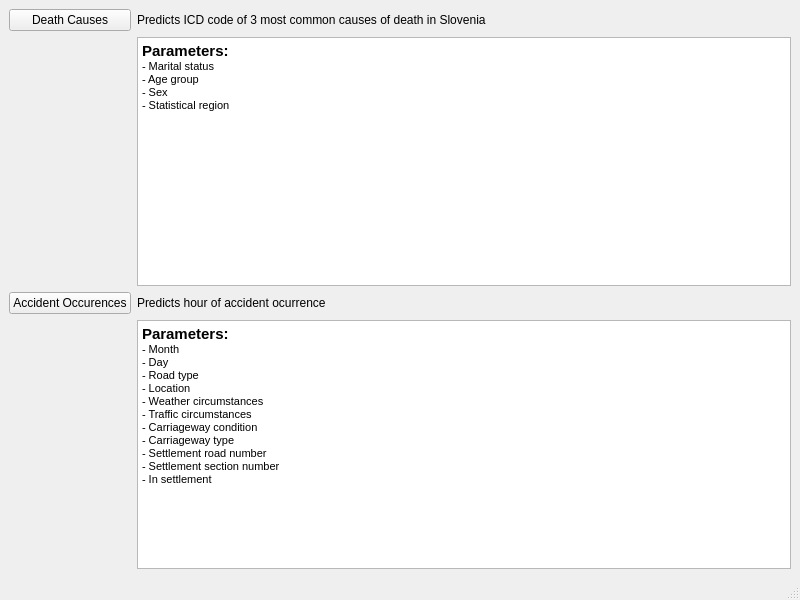
jgombac/ISVUPredictor, file entry.ui: the form before one commit.
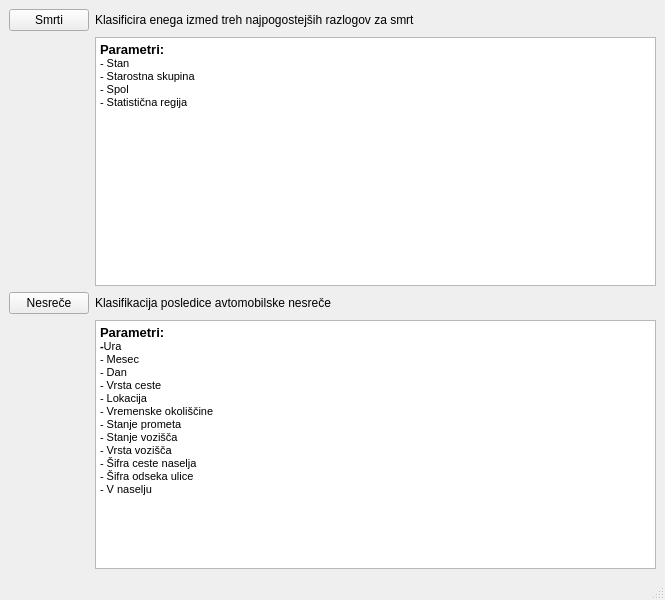
The form after the commit.

The edit to the form file:
```diff
--- a/entry.ui
+++ b/entry.ui
@@ -6,7 +6,7 @@
    <rect>
     <x>0</x>
     <y>0</y>
-    <width>800</width>
+    <width>665</width>
     <height>600</height>
    </rect>
   </property>
@@ -17,66 +17,85 @@
    <layout class="QGridLayout" name="gridLayout">
     <item row="4" column="1">
      <widget class="QTextBrowser" name="textBrowser_2">
+      <property name="sizePolicy">
+       <sizepolicy hsizetype="Minimum" vsizetype="Minimum">
+        <horstretch>0</horstretch>
+        <verstretch>0</verstretch>
+       </sizepolicy>
+      </property>
       <property name="html">
        <string>&lt;!DOCTYPE HTML PUBLIC &quot;-//W3C//DTD HTML 4.0//EN&quot; &quot;http://www.w3.org/TR/REC-html40/strict.dtd&quot;&gt;
 &lt;html&gt;&lt;head&gt;&lt;meta name=&quot;qrichtext&quot; content=&quot;1&quot; /&gt;&lt;style type=&quot;text/css&quot;&gt;
 p, li { white-space: pre-wrap; }
 &lt;/style&gt;&lt;/head&gt;&lt;body style=&quot; font-family:'MS Shell Dlg 2'; font-size:8.25pt; font-weight:400; font-style:normal;&quot;&gt;
-&lt;p style=&quot; margin-top:0px; margin-bottom:0px; margin-left:0px; margin-right:0px; -qt-block-indent:0; text-indent:0px;&quot;&gt;&lt;span style=&quot; font-size:11pt; font-weight:600;&quot;&gt;Parameters:&lt;/span&gt;&lt;/p&gt;
-&lt;p style=&quot; margin-top:0px; margin-bottom:0px; margin-left:0px; margin-right:0px; -qt-block-indent:0; text-indent:0px;&quot;&gt;- Month&lt;/p&gt;
-&lt;p style=&quot; margin-top:0px; margin-bottom:0px; margin-left:0px; margin-right:0px; -qt-block-indent:0; text-indent:0px;&quot;&gt;- Day&lt;/p&gt;
-&lt;p style=&quot; margin-top:0px; margin-bottom:0px; margin-left:0px; margin-right:0px; -qt-block-indent:0; text-indent:0px;&quot;&gt;- Road type&lt;/p&gt;
-&lt;p style=&quot; margin-top:0px; margin-bottom:0px; margin-left:0px; margin-right:0px; -qt-block-indent:0; text-indent:0px;&quot;&gt;- Location&lt;/p&gt;
-&lt;p style=&quot; margin-top:0px; margin-bottom:0px; margin-left:0px; margin-right:0px; -qt-block-indent:0; text-indent:0px;&quot;&gt;- Weather circumstances&lt;/p&gt;
-&lt;p style=&quot; margin-top:0px; margin-bottom:0px; margin-left:0px; margin-right:0px; -qt-block-indent:0; text-indent:0px;&quot;&gt;- Traffic circumstances&lt;/p&gt;
-&lt;p style=&quot; margin-top:0px; margin-bottom:0px; margin-left:0px; margin-right:0px; -qt-block-indent:0; text-indent:0px;&quot;&gt;- Carriageway condition&lt;/p&gt;
-&lt;p style=&quot; margin-top:0px; margin-bottom:0px; margin-left:0px; margin-right:0px; -qt-block-indent:0; text-indent:0px;&quot;&gt;- Carriageway type&lt;/p&gt;
-&lt;p style=&quot; margin-top:0px; margin-bottom:0px; margin-left:0px; margin-right:0px; -qt-block-indent:0; text-indent:0px;&quot;&gt;- Settlement road number&lt;/p&gt;
-&lt;p style=&quot; margin-top:0px; margin-bottom:0px; margin-left:0px; margin-right:0px; -qt-block-indent:0; text-indent:0px;&quot;&gt;- Settlement section number&lt;/p&gt;
-&lt;p style=&quot; margin-top:0px; margin-bottom:0px; margin-left:0px; margin-right:0px; -qt-block-indent:0; text-indent:0px;&quot;&gt;- In settlement&lt;/p&gt;&lt;/body&gt;&lt;/html&gt;</string>
+&lt;p style=&quot; margin-top:0px; margin-bottom:0px; margin-left:0px; margin-right:0px; -qt-block-indent:0; text-indent:0px;&quot;&gt;&lt;span style=&quot; font-size:10pt; font-weight:600;&quot;&gt;Parametri:&lt;/span&gt;&lt;/p&gt;
+&lt;p style=&quot; margin-top:0px; margin-bottom:0px; margin-left:0px; margin-right:0px; -qt-block-indent:0; text-indent:0px;&quot;&gt;&lt;span style=&quot; font-size:8pt; font-weight:600;&quot;&gt;-&lt;/span&gt;&lt;span style=&quot; font-size:8pt;&quot;&gt;Ura&lt;/span&gt;&lt;/p&gt;
+&lt;p style=&quot; margin-top:0px; margin-bottom:0px; margin-left:0px; margin-right:0px; -qt-block-indent:0; text-indent:0px;&quot;&gt;- Mesec&lt;/p&gt;
+&lt;p style=&quot; margin-top:0px; margin-bottom:0px; margin-left:0px; margin-right:0px; -qt-block-indent:0; text-indent:0px;&quot;&gt;- Dan&lt;/p&gt;
+&lt;p style=&quot; margin-top:0px; margin-bottom:0px; margin-left:0px; margin-right:0px; -qt-block-indent:0; text-indent:0px;&quot;&gt;- Vrsta ceste&lt;/p&gt;
+&lt;p style=&quot; margin-top:0px; margin-bottom:0px; margin-left:0px; margin-right:0px; -qt-block-indent:0; text-indent:0px;&quot;&gt;- Lokacija&lt;/p&gt;
+&lt;p style=&quot; margin-top:0px; margin-bottom:0px; margin-left:0px; margin-right:0px; -qt-block-indent:0; text-indent:0px;&quot;&gt;- Vremenske okoliščine&lt;/p&gt;
+&lt;p style=&quot; margin-top:0px; margin-bottom:0px; margin-left:0px; margin-right:0px; -qt-block-indent:0; text-indent:0px;&quot;&gt;- Stanje prometa&lt;/p&gt;
+&lt;p style=&quot; margin-top:0px; margin-bottom:0px; margin-left:0px; margin-right:0px; -qt-block-indent:0; text-indent:0px;&quot;&gt;- Stanje vozišča&lt;/p&gt;
+&lt;p style=&quot; margin-top:0px; margin-bottom:0px; margin-left:0px; margin-right:0px; -qt-block-indent:0; text-indent:0px;&quot;&gt;- Vrsta vozišča&lt;/p&gt;
+&lt;p style=&quot; margin-top:0px; margin-bottom:0px; margin-left:0px; margin-right:0px; -qt-block-indent:0; text-indent:0px;&quot;&gt;- Šifra ceste naselja&lt;/p&gt;
+&lt;p style=&quot; margin-top:0px; margin-bottom:0px; margin-left:0px; margin-right:0px; -qt-block-indent:0; text-indent:0px;&quot;&gt;- Šifra odseka ulice&lt;/p&gt;
+&lt;p style=&quot; margin-top:0px; margin-bottom:0px; margin-left:0px; margin-right:0px; -qt-block-indent:0; text-indent:0px;&quot;&gt;- V naselju&lt;/p&gt;&lt;/body&gt;&lt;/html&gt;</string>
       </property>
      </widget>
     </item>
     <item row="1" column="1">
      <widget class="QLabel" name="label">
       <property name="text">
-       <string>Predicts ICD code of 3 most common causes of death in Slovenia</string>
+       <string>Klasificira enega izmed treh najpogostejših razlogov za smrt</string>
       </property>
      </widget>
     </item>
     <item row="1" column="0">
      <widget class="QPushButton" name="deathsBtn">
+      <property name="sizePolicy">
+       <sizepolicy hsizetype="Fixed" vsizetype="Fixed">
+        <horstretch>0</horstretch>
+        <verstretch>0</verstretch>
+       </sizepolicy>
+      </property>
       <property name="text">
-       <string>Death Causes</string>
+       <string>Smrti</string>
       </property>
      </widget>
     </item>
     <item row="2" column="1">
      <widget class="QTextBrowser" name="textBrowser">
+      <property name="sizePolicy">
+       <sizepolicy hsizetype="Minimum" vsizetype="Minimum">
+        <horstretch>0</horstretch>
+        <verstretch>0</verstretch>
+       </sizepolicy>
+      </property>
       <property name="html">
        <string>&lt;!DOCTYPE HTML PUBLIC &quot;-//W3C//DTD HTML 4.0//EN&quot; &quot;http://www.w3.org/TR/REC-html40/strict.dtd&quot;&gt;
 &lt;html&gt;&lt;head&gt;&lt;meta name=&quot;qrichtext&quot; content=&quot;1&quot; /&gt;&lt;style type=&quot;text/css&quot;&gt;
 p, li { white-space: pre-wrap; }
 &lt;/style&gt;&lt;/head&gt;&lt;body style=&quot; font-family:'MS Shell Dlg 2'; font-size:8.25pt; font-weight:400; font-style:normal;&quot;&gt;
-&lt;p style=&quot; margin-top:0px; margin-bottom:0px; margin-left:0px; margin-right:0px; -qt-block-indent:0; text-indent:0px;&quot;&gt;&lt;span style=&quot; font-size:11pt; font-weight:600;&quot;&gt;Parameters:&lt;/span&gt;&lt;/p&gt;
-&lt;p style=&quot; margin-top:0px; margin-bottom:0px; margin-left:0px; margin-right:0px; -qt-block-indent:0; text-indent:0px;&quot;&gt;- Marital status&lt;/p&gt;
-&lt;p style=&quot; margin-top:0px; margin-bottom:0px; margin-left:0px; margin-right:0px; -qt-block-indent:0; text-indent:0px;&quot;&gt;- Age group&lt;/p&gt;
-&lt;p style=&quot; margin-top:0px; margin-bottom:0px; margin-left:0px; margin-right:0px; -qt-block-indent:0; text-indent:0px;&quot;&gt;- Sex&lt;/p&gt;
-&lt;p style=&quot; margin-top:0px; margin-bottom:0px; margin-left:0px; margin-right:0px; -qt-block-indent:0; text-indent:0px;&quot;&gt;- Statistical region &lt;/p&gt;&lt;/body&gt;&lt;/html&gt;</string>
+&lt;p style=&quot; margin-top:0px; margin-bottom:0px; margin-left:0px; margin-right:0px; -qt-block-indent:0; text-indent:0px;&quot;&gt;&lt;span style=&quot; font-size:10pt; font-weight:600;&quot;&gt;Parametri:&lt;/span&gt;&lt;/p&gt;
+&lt;p style=&quot; margin-top:0px; margin-bottom:0px; margin-left:0px; margin-right:0px; -qt-block-indent:0; text-indent:0px;&quot;&gt;- Stan&lt;/p&gt;
+&lt;p style=&quot; margin-top:0px; margin-bottom:0px; margin-left:0px; margin-right:0px; -qt-block-indent:0; text-indent:0px;&quot;&gt;- Starostna skupina&lt;/p&gt;
+&lt;p style=&quot; margin-top:0px; margin-bottom:0px; margin-left:0px; margin-right:0px; -qt-block-indent:0; text-indent:0px;&quot;&gt;- Spol&lt;/p&gt;
+&lt;p style=&quot; margin-top:0px; margin-bottom:0px; margin-left:0px; margin-right:0px; -qt-block-indent:0; text-indent:0px;&quot;&gt;- Statistična regija&lt;/p&gt;&lt;/body&gt;&lt;/html&gt;</string>
       </property>
      </widget>
     </item>
     <item row="3" column="1">
      <widget class="QLabel" name="label_2">
       <property name="text">
-       <string>Predicts hour of accident ocurrence</string>
+       <string>Klasifikacija posledice avtomobilske nesreče</string>
       </property>
      </widget>
     </item>
     <item row="3" column="0">
      <widget class="QPushButton" name="accidentsBtn">
       <property name="text">
-       <string>Accident Occurences</string>
+       <string>Nesreče</string>
       </property>
      </widget>
     </item>
```
Left out of the diff: 4 changed lines with no effect on the pictures.
